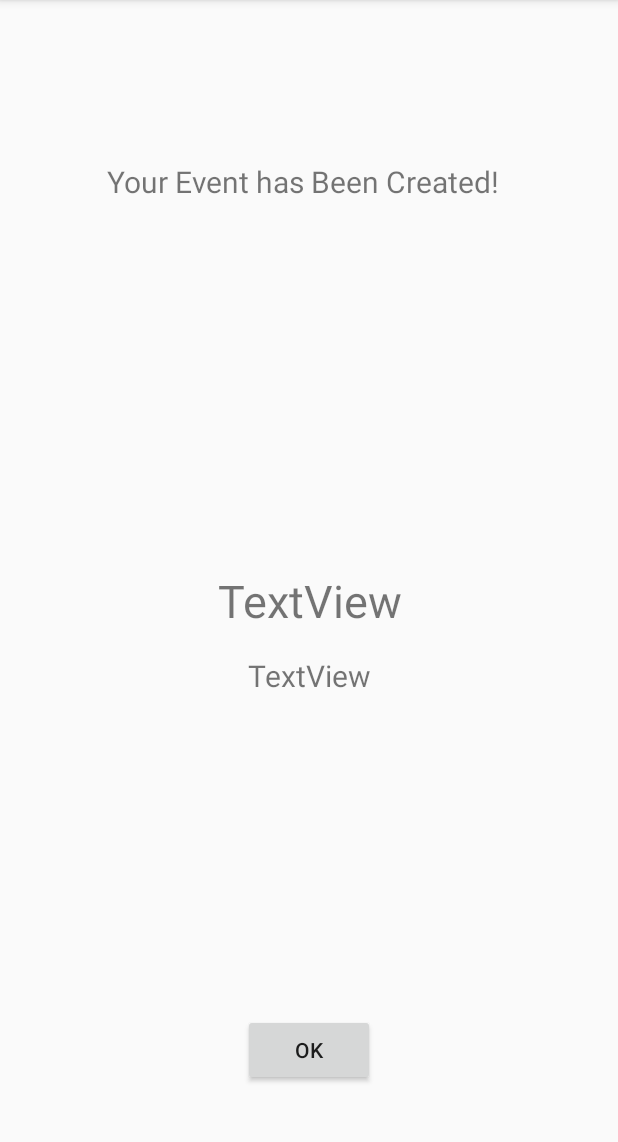
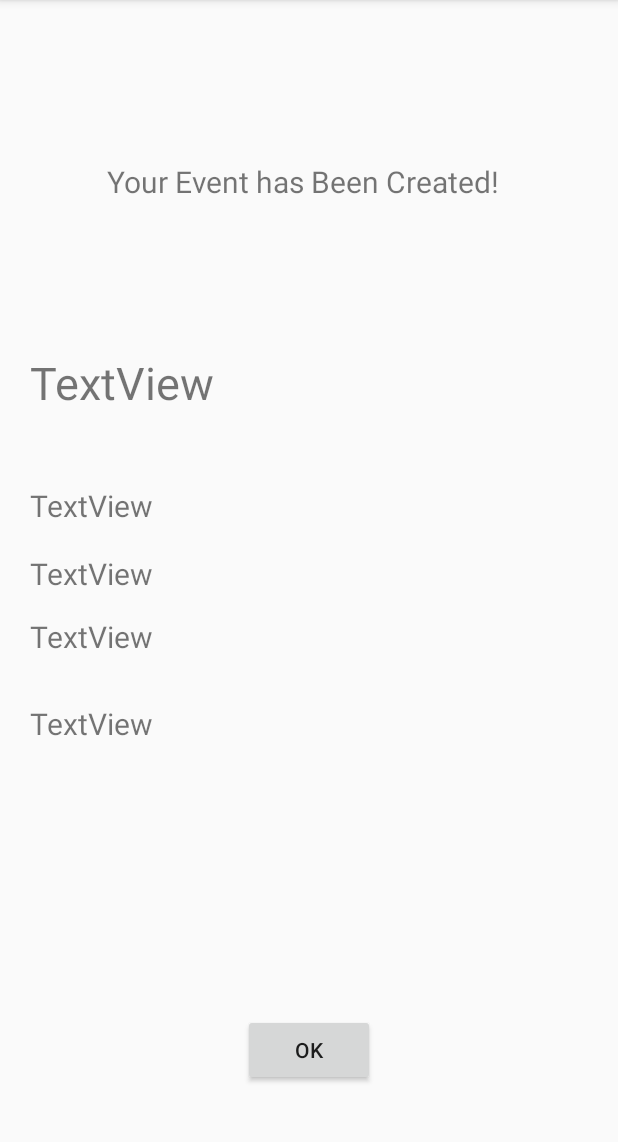
Before and after one commit to MrinaliniU/Civitas, an Android app: the PostCatering screen opened directly, with no data from a screen before it, after a tap on "SUBMIT", on a phone screen of 412 x 824 dp, the part 84-1226 px from its top. Run offline under Robolectric (Android 15) with nearby library versions, the phone set to English and light mode, and no system bars; 1 statement that could not run was skipped.

Commit message:
All Event

```diff
--- a/app/src/main/java/com/example/foodforgoodwichacks/DashBoard.java
+++ b/app/src/main/java/com/example/foodforgoodwichacks/DashBoard.java
@@ -18,6 +18,9 @@ import java.util.ArrayList;
 public class DashBoard extends AppCompatActivity {
     TextView event;
     TextView loc;
+    TextView name;
+    TextView price;
+    TextView guests;
 
     private static RecyclerView.Adapter adapter;
     private RecyclerView.LayoutManager layoutManager;
@@ -49,6 +52,9 @@ public class DashBoard extends AppCompatActivity {
 
         event = findViewById(R.id.event);
          loc = findViewById(R.id.location);
+         name = findViewById(R.id.name);
+        price = findViewById(R.id.price);
+        guests = findViewById(R.id.guests);
         onClickRetrieveStudents();
 
 
@@ -72,6 +78,9 @@ public class DashBoard extends AppCompatActivity {
 
                 event.setText(c.getString(c.getColumnIndex(JobContetentProvider.Event)));
                 loc.setText(c.getString(c.getColumnIndex(JobContetentProvider.Location)));
+                name.setText(c.getString(c.getColumnIndex(JobContetentProvider.NAME)));
+                price.setText(c.getString(c.getColumnIndex(JobContetentProvider.price)));
+                guests.setText(c.getString(c.getColumnIndex(JobContetentProvider.guests)));
 
                 /*Toast.makeText(this,
                         c.getString(c.getColumnIndex(JobContetentProvider._ID)) +
--- a/app/src/main/java/com/example/foodforgoodwichacks/JobContetentProvider.java
+++ b/app/src/main/java/com/example/foodforgoodwichacks/JobContetentProvider.java
@@ -27,6 +27,8 @@ public class JobContetentProvider extends ContentProvider{
     static final String NAME = "name";
     static final String Event = "event";
     static final String Location = "location";
+    static final String price = "price";
+    static final String guests = "guest";
 
     private static HashMap<String, String> STUDENTS_PROJECTION_MAP;
 
@@ -49,7 +51,8 @@ public class JobContetentProvider extends ContentProvider{
     static final String JOB_TABLE_NAME = "job";
     static final int DATABASE_VERSION = 1;
     static final String CREATE_DB_TABLE =
-            " CREATE TABLE " + JOB_TABLE_NAME + " (_id INTEGER PRIMARY KEY AUTOINCREMENT, " + " event TEXT NOT NULL, " + " location TEXT NOT NULL);";
+            " CREATE TABLE " + JOB_TABLE_NAME + " (_id INTEGER PRIMARY KEY AUTOINCREMENT, " + " guest TEXT NOT NULL, " +
+                    "" + " price TEXT NOT NULL, " + " event TEXT NOT NULL, " + " name TEXT NOT NULL, " + " location TEXT NOT NULL);";
 
     /**
      * Helper class that actually creates and manages
--- a/app/src/main/java/com/example/foodforgoodwichacks/PostCatering.java
+++ b/app/src/main/java/com/example/foodforgoodwichacks/PostCatering.java
@@ -82,6 +82,9 @@ public class PostCatering extends AppCompatActivity {
                 //values.put(JobContetentProvider.NAME, _name);
                 values.put(JobContetentProvider.Location, _loc);
                 values.put(JobContetentProvider.Event, spinnerdata);
+                values.put(JobContetentProvider.NAME, _name);
+                values.put(JobContetentProvider.price, _price);
+                values.put(JobContetentProvider.guests, _guests);
                 Uri uri = getContentResolver().insert(
                         JobContetentProvider.CONTENT_URI, values);
                 /*Toast.makeText(getBaseContext(),
--- a/app/src/main/res/layout/activity_dash_board.xml
+++ b/app/src/main/res/layout/activity_dash_board.xml
@@ -24,12 +24,58 @@
         android:id="@+id/event"
         android:layout_width="match_parent"
         android:layout_height="wrap_content"
-        android:layout_marginBottom="16dp"
+        android:layout_marginStart="20dp"
+        android:layout_marginTop="100dp"
         android:text="TextView"
-        android:textAlignment="center"
+        android:textAlignment="textStart"
         android:textSize="30sp"
-        app:layout_constraintBottom_toTopOf="@+id/location"
-        tools:layout_editor_absoluteX="24dp" />
+        app:layout_constraintEnd_toEndOf="parent"
+        app:layout_constraintStart_toStartOf="parent"
+        app:layout_constraintTop_toBottomOf="@+id/Message" />
+
+
+    <TextView
+        android:id="@+id/price"
+        android:layout_width="match_parent"
+        android:layout_height="22dp"
+        android:layout_marginStart="20dp"
+        android:layout_marginTop="20dp"
+        android:layout_marginBottom="170dp"
+        android:text="TextView"
+        android:textAlignment="textStart"
+        android:textSize="20sp"
+        app:layout_constraintBottom_toTopOf="@+id/button"
+        app:layout_constraintEnd_toEndOf="parent"
+        app:layout_constraintStart_toStartOf="parent"
+        app:layout_constraintTop_toBottomOf="@+id/guests" />
+
+    <TextView
+        android:id="@+id/guests"
+        android:layout_width="match_parent"
+        android:layout_height="22dp"
+        android:layout_marginStart="20dp"
+        android:layout_marginTop="20dp"
+        android:text="TextView"
+        android:textAlignment="textStart"
+        android:textSize="20sp"
+        app:layout_constraintEnd_toEndOf="parent"
+        app:layout_constraintStart_toStartOf="parent"
+        app:layout_constraintTop_toBottomOf="@+id/name" />
+
+    <TextView
+        android:id="@+id/name"
+        android:layout_width="match_parent"
+        android:layout_height="22dp"
+        android:layout_marginStart="20dp"
+        android:layout_marginTop="20dp"
+        android:text="TextView"
+        android:textAlignment="textStart"
+        android:textSize="20sp"
+        app:layout_constraintEnd_toEndOf="parent"
+        app:layout_constraintStart_toStartOf="parent"
+        app:layout_constraintTop_toBottomOf="@+id/location" />
+
+
 
     <TextView
         android:id="@+id/Message"
@@ -47,12 +93,14 @@
     <TextView
         android:id="@+id/location"
         android:layout_width="match_parent"
-        android:layout_height="wrap_content"
-        android:layout_marginBottom="212dp"
+        android:layout_height="25dp"
+        android:layout_marginStart="20dp"
+        android:layout_marginTop="48dp"
         android:text="TextView"
-        android:textAlignment="center"
+        android:textAlignment="viewStart"
         android:textSize="20sp"
-        app:layout_constraintBottom_toTopOf="@+id/button"
-        tools:layout_editor_absoluteX="24dp" />
+        app:layout_constraintEnd_toEndOf="parent"
+        app:layout_constraintStart_toStartOf="parent"
+        app:layout_constraintTop_toBottomOf="@+id/event" />
 
 </android.support.constraint.ConstraintLayout>
```
